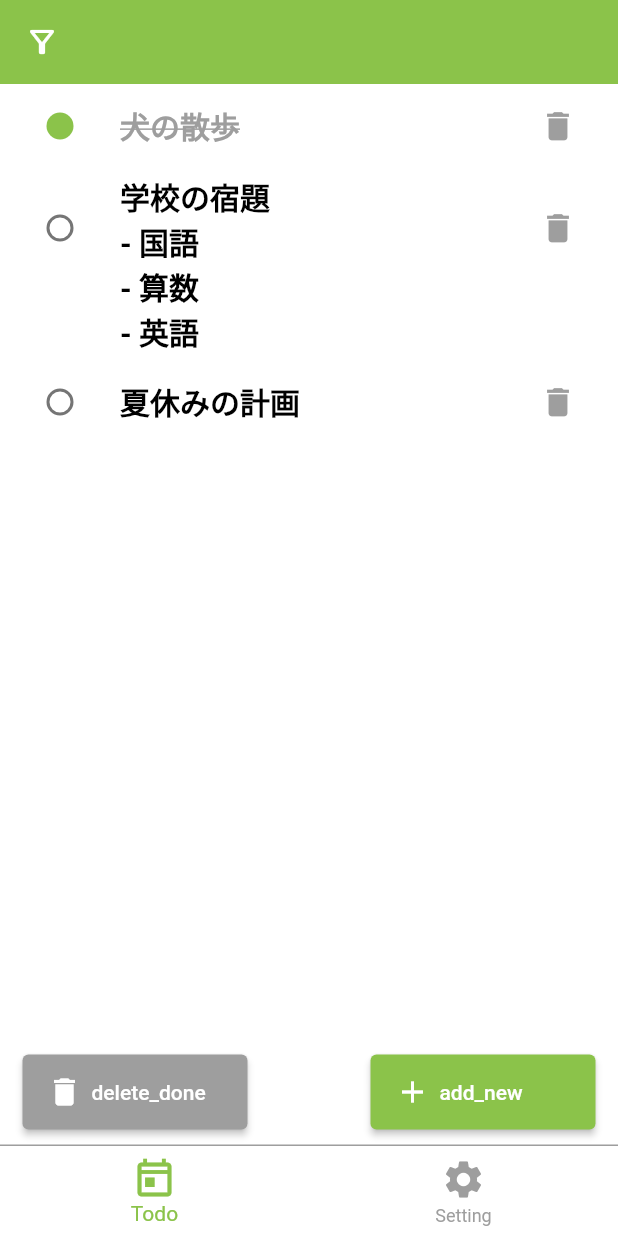
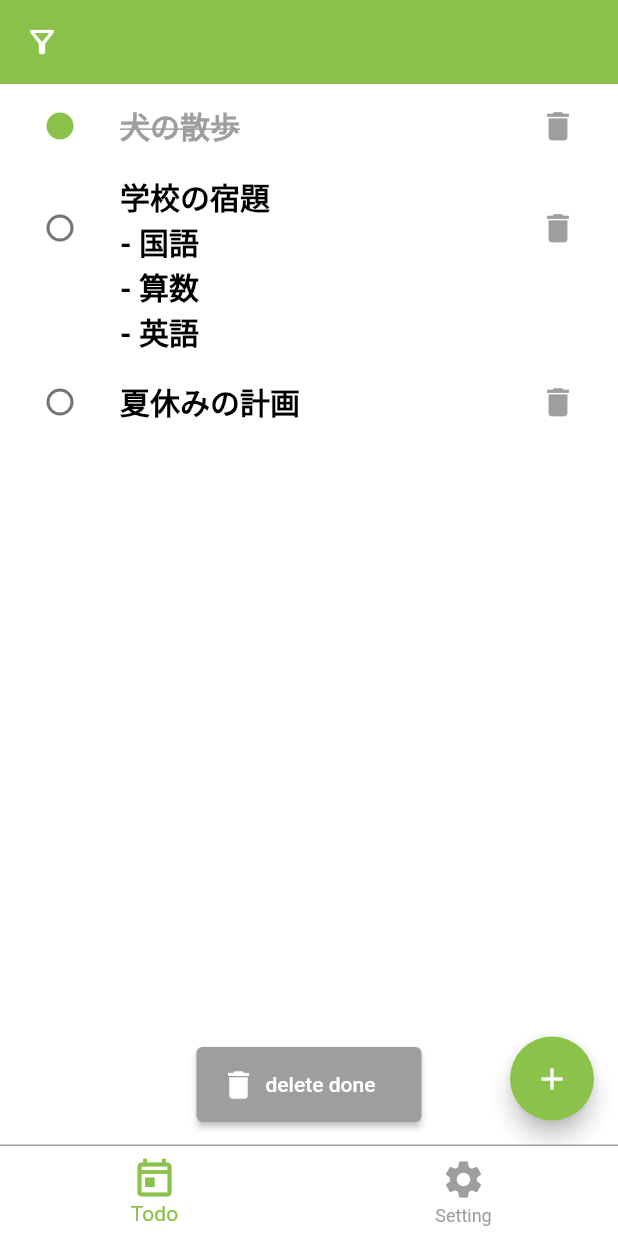
Before and after one commit to iseruuuuu/hobby_memo_app, a Flutter app: the screen it shows after launch, on a phone screen of 412 x 824 dp. Run offline on Flutter 3.47's test engine with Material 2 defaults, Android fonts, the phone set to English and light mode, and no system bars; our stand-ins replace flutter_easyloading, flutter_vector_icons, get, in_app_review, package_info_plus, settings_ui and 2 more; missing offline and left inert: panara_dialogs.

Commit message:
add: 消去ボタンの編集をした

```diff
--- a/lib/screen/todo_screen.dart
+++ b/lib/screen/todo_screen.dart
@@ -45,12 +45,12 @@ class TodoScreen extends StatelessWidget {
             },
           ),
           Padding(
-            padding: const EdgeInsets.symmetric(horizontal: 15, vertical: 10),
+            padding: const EdgeInsets.only(bottom: 15),
             child: Row(
-              mainAxisAlignment: MainAxisAlignment.spaceBetween,
+              mainAxisAlignment: MainAxisAlignment.center,
               children: [
                 ActionButton(
-                  label: 'delete_done'.tr,
+                  label: 'delete done',
                   icon: Icons.delete,
                   color: Colors.grey,
                   onPressed: () {
@@ -59,17 +59,19 @@ class TodoScreen extends StatelessWidget {
                     }
                   },
                 ),
-                ActionButton(
-                  label: 'add_new'.tr,
-                  icon: Icons.add,
-                  color: ColorConstant.appBarColor,
-                  onPressed: () => todoController.onTapAdd(),
-                ),
               ],
             ),
           ),
         ],
       ),
+      floatingActionButton: FloatingActionButton(
+        backgroundColor: ColorConstant.appBarColor,
+        onPressed: todoController.onTapAdd,
+        child: const Icon(
+          Icons.add,
+          color: Colors.white,
+        ),
+      ),
     );
   }
 }
```
